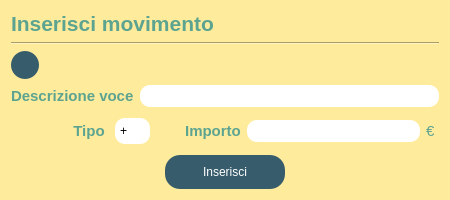
The window that InserimentoSpeseRicavi/view/Inserisci_Movimento_UI.ui (StracciaMatteo/GestioneCinema) describes before a commit, drawn with Qt 5.
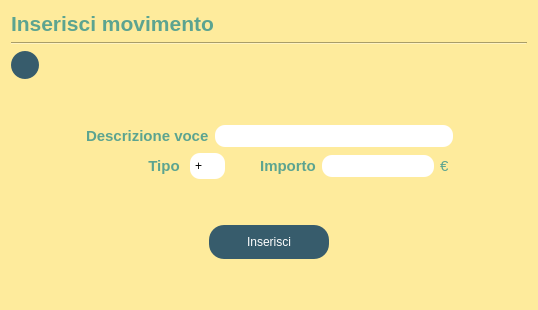
The same window after the commit. Icons and pictures are not drawn.

The edit to the form file:
```diff
--- a/InserimentoSpeseRicavi/view/Inserisci_Movimento_UI.ui
+++ b/InserimentoSpeseRicavi/view/Inserisci_Movimento_UI.ui
@@ -6,8 +6,8 @@
    <rect>
     <x>0</x>
     <y>0</y>
-    <width>450</width>
-    <height>200</height>
+    <width>538</width>
+    <height>310</height>
    </rect>
   </property>
   <property name="minimumSize">
@@ -16,12 +16,6 @@
     <height>200</height>
    </size>
   </property>
-  <property name="maximumSize">
-   <size>
-    <width>450</width>
-    <height>200</height>
-   </size>
-  </property>
   <property name="windowTitle">
    <string>Inserisci Movimento</string>
   </property>
@@ -114,6 +108,45 @@
     </layout>
    </item>
    <item>
+    <spacer name="verticalSpacer">
+     <property name="orientation">
+      <enum>Qt::Vertical</enum>
+     </property>
+     <property name="sizeHint" stdset="0">
+      <size>
+       <width>20</width>
+       <height>40</height>
+      </size>
+     </property>
+    </spacer>
+   </item>
+   <item>
+    <layout class="QHBoxLayout" name="horizontalLayout_5">
+     <property name="leftMargin">
+      <number>0</number>
+     </property>
+     <property name="rightMargin">
+      <number>0</number>
+     </property>
+     <item>
+      <spacer name="horizontalSpacer_5">
+       <property name="orientation">
+        <enum>Qt::Horizontal</enum>
+       </property>
+       <property name="sizeHint" stdset="0">
+        <size>
+         <width>40</width>
+         <height>20</height>
+        </size>
+       </property>
+      </spacer>
+     </item>
+     <item>
+      <layout class="QVBoxLayout" name="verticalLayout_3">
+       <property name="bottomMargin">
+        <number>0</number>
+       </property>
+       <item>
     <layout class="QHBoxLayout" name="horizontalLayout">
      <item>
       <widget class="QLabel" name="label_DescrizioneVoce">
@@ -255,6 +288,39 @@
      </item>
     </layout>
    </item>
+      </layout>
+     </item>
+     <item>
+      <spacer name="horizontalSpacer_4">
+       <property name="orientation">
+        <enum>Qt::Horizontal</enum>
+       </property>
+       <property name="sizeHint" stdset="0">
+        <size>
+         <width>40</width>
+         <height>20</height>
+        </size>
+       </property>
+      </spacer>
+     </item>
+    </layout>
+   </item>
+   <item>
+    <spacer name="verticalSpacer_3">
+     <property name="orientation">
+      <enum>Qt::Vertical</enum>
+     </property>
+     <property name="sizeType">
+      <enum>QSizePolicy::Fixed</enum>
+     </property>
+     <property name="sizeHint" stdset="0">
+      <size>
+       <width>20</width>
+       <height>40</height>
+      </size>
+     </property>
+    </spacer>
+   </item>
    <item>
     <layout class="QHBoxLayout" name="horizontalLayout_3">
      <item>
@@ -313,6 +379,19 @@
      </item>
     </layout>
    </item>
+   <item>
+    <spacer name="verticalSpacer_2">
+     <property name="orientation">
+      <enum>Qt::Vertical</enum>
+     </property>
+     <property name="sizeHint" stdset="0">
+      <size>
+       <width>20</width>
+       <height>40</height>
+      </size>
+     </property>
+    </spacer>
+   </item>
   </layout>
  </widget>
  <resources/>
```
Lines whose indentation alone changed are shown as unchanged.
